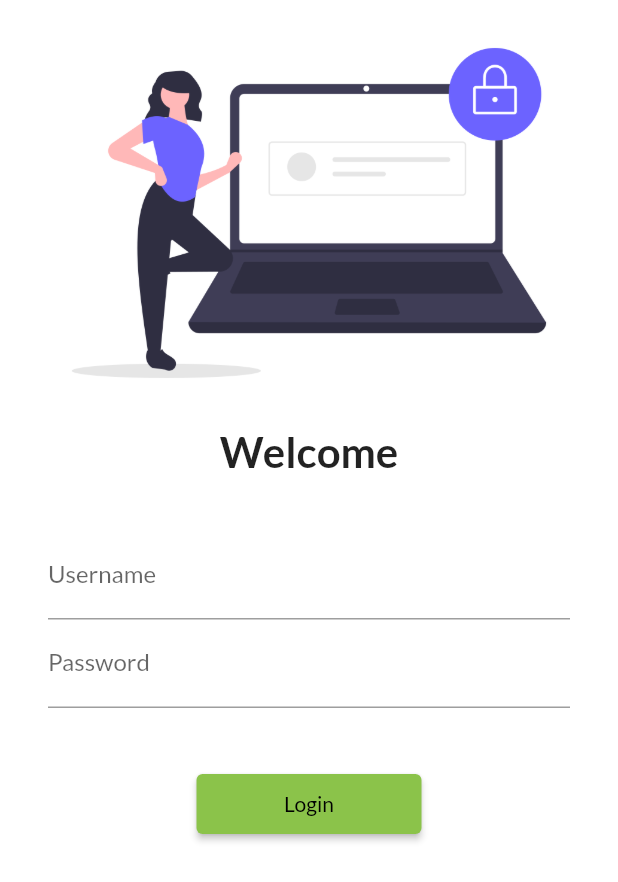
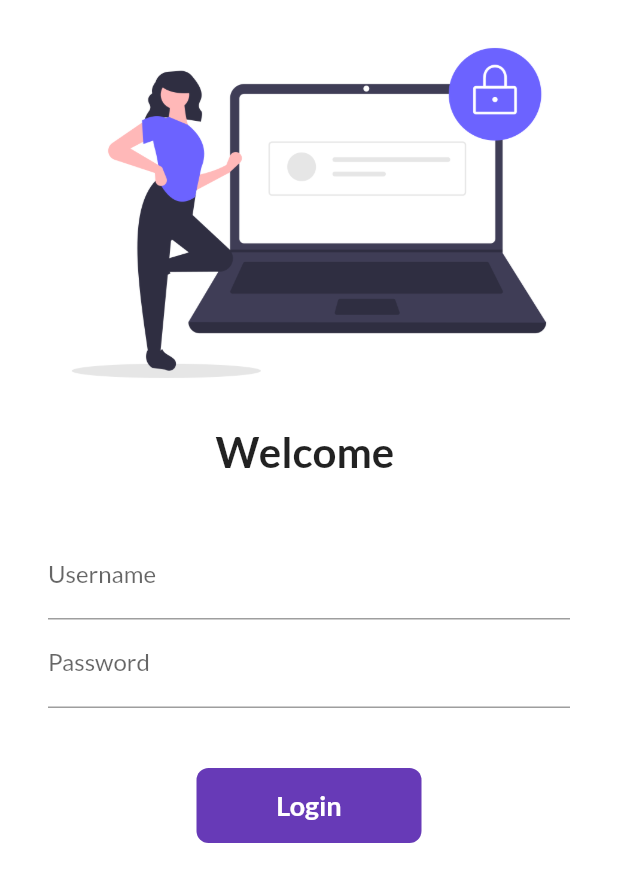
Before and after one commit to AyuOrniThrONE/30Days_of_Flutter, a Flutter app: the screen it shows after launch, on a phone screen of 412 x 824 dp. Shown: the top 882 px of the screen. Run offline on Flutter 3.47's test engine with Material 2 defaults, Android fonts, the phone set to English and light mode, and no system bars; our stand-ins replace google_fonts; missing offline and left inert: dart:html.

Commit message:
day 6 completed

```diff
--- a/lib/pages/loginPAge.dart
+++ b/lib/pages/loginPAge.dart
@@ -1,9 +1,18 @@
+import 'dart:html';
+
 import 'package:flutter/material.dart';
 import 'package:flutter_catalog/utils/routes.dart';
 
-class loginPage extends StatelessWidget {
+class loginPage extends StatefulWidget {
   const loginPage({Key? key}) : super(key: key);
 
+  @override
+  State<loginPage> createState() => _loginPageState();
+}
+
+class _loginPageState extends State<loginPage> {
+  String name = "";
+  bool changeButton = false;
   @override
   Widget build(BuildContext context) {
     return Material(
@@ -17,7 +26,7 @@ class loginPage extends StatelessWidget {
               // height: 500,
             ),
             Text(
-              "Welcome",
+              "Welcome $name",
               style: TextStyle(
                 fontSize: 28,
                 fontWeight: FontWeight.bold,
@@ -36,6 +45,10 @@ class loginPage extends StatelessWidget {
                       hintText: "Enter Username",
                       labelText: "Username",
                     ),
+                    onChanged: (value) {
+                      name = value;
+                      setState(() {});
+                    },
                   ),
                   TextFormField(
                     obscureText: true,
@@ -47,13 +60,47 @@ class loginPage extends StatelessWidget {
                   SizedBox(
                     height: 40,
                   ),
-                  ElevatedButton(
-                    child: Text("Login"),
-                    style: TextButton.styleFrom(minimumSize: Size(150, 40)),
-                    onPressed: () {
+
+                  InkWell(
+                    onTap: () async {
+                      setState(() {
+                        changeButton = true;
+                      });
+                      await Future.delayed(Duration(seconds: 1));
                       Navigator.pushNamed(context, MyRoutes.HomeRoute);
                     },
-                  )
+                    child: AnimatedContainer(
+                      duration: Duration(seconds: 1),
+                      width: changeButton ? 50 : 150,
+                      height: 50,
+                      alignment: Alignment.center,
+                      child: changeButton
+                          ? Icon(
+                              Icons.done,
+                              color: Colors.white,
+                            )
+                          : Text(
+                              "Login",
+                              style: TextStyle(
+                                  color: Colors.white,
+                                  fontWeight: FontWeight.bold,
+                                  fontSize: 18),
+                            ),
+                      decoration: BoxDecoration(
+                          color: Colors.deepPurple,
+                          // shape:
+                          //     changeButton ? BoxShape.circle : BoxShape.rectangle,
+                          borderRadius:
+                              BorderRadius.circular(changeButton ? 50 : 8)),
+                    ),
+                  ),
+                  // ElevatedButton(
+                  //   child: Text("Login"),
+                  //   style: TextButton.styleFrom(minimumSize: Size(150, 40)),
+                  //   onPressed: () {
+                  //     Navigator.pushNamed(context, MyRoutes.HomeRoute);
+                  //   },
+                  // )
                 ],
               ),
             )
```
